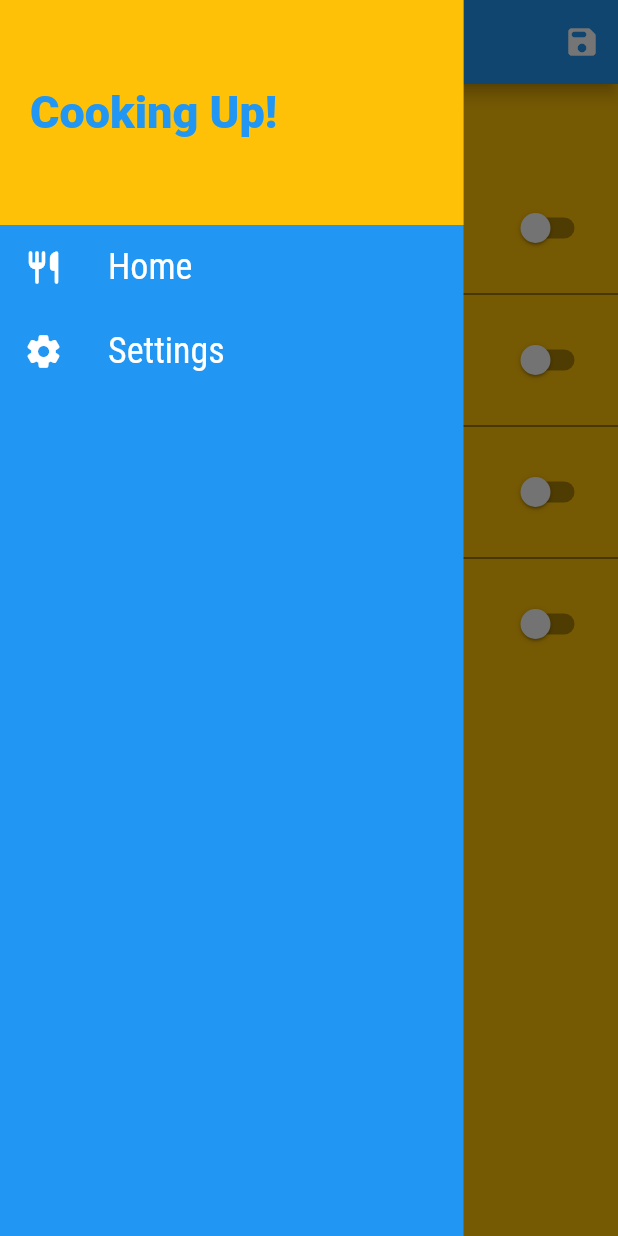
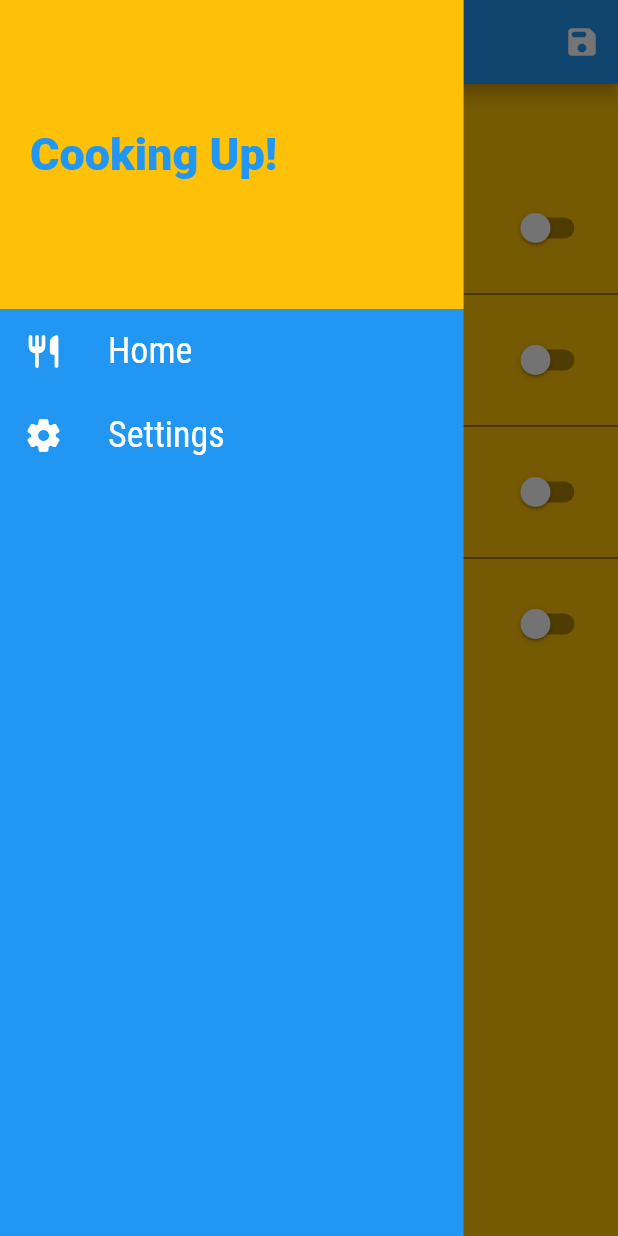
Before and after one commit to ahmadsultan39/Meals-App, a Flutter app: the SettingsScreen screen opened by its route, with the side drawer open, on a phone screen of 412 x 824 dp. Run offline on Flutter 3.47's test engine with Material 2 defaults, Android fonts, the phone set to English and light mode, and no system bars; network calls fail.

```diff
--- a/lib/screens/categories_screen.dart
+++ b/lib/screens/categories_screen.dart
@@ -4,11 +4,13 @@ import '../dummy_data.dart';
 import '../widgets/category_item.dart';
 
 class CategoriesScreen extends StatelessWidget {
+const CategoriesScreen();
+
   @override
   Widget build(BuildContext context) {
     return GridView(
       padding: const EdgeInsets.all(25),
-      gridDelegate: SliverGridDelegateWithMaxCrossAxisExtent(
+      gridDelegate:const SliverGridDelegateWithMaxCrossAxisExtent(
           maxCrossAxisExtent: 200,
           childAspectRatio: 3 / 2,
           mainAxisSpacing: 20,
--- a/lib/screens/drawer_screen.dart
+++ b/lib/screens/drawer_screen.dart
@@ -3,6 +3,8 @@ import 'package:flutter/material.dart';
 import './settings_screen.dart';
 
 class DrawerScreen extends StatelessWidget {
+const DrawerScreen();
+
   Widget _buildListTile(String title, IconData icon, Function tapHandler) =>
       ListTile(
         leading: Icon(
@@ -20,14 +22,15 @@ class DrawerScreen extends StatelessWidget {
 
   @override
   Widget build(BuildContext context) {
+    final mediaquery = MediaQuery.of(context);
     return Container(
-      width: MediaQuery.of(context).size.width * 0.75,
+      width: mediaquery.size.width * 0.75,
       color: Theme.of(context).primaryColor,
       child: Column(
         children: [
           Container(
-            padding: EdgeInsets.all(20),
-            height: 150,
+            padding:const EdgeInsets.all(20),
+            height: (mediaquery.size.height - mediaquery.padding.top) * 0.25 ,
             color: Theme.of(context).accentColor,
             alignment: Alignment.centerLeft,
             child: Text(
--- a/lib/screens/favourites_screen.dart
+++ b/lib/screens/favourites_screen.dart
@@ -9,7 +9,7 @@ class FavouritesScreen extends StatelessWidget {
   @override
   Widget build(BuildContext context) {
     if (fav.isEmpty)
-    return Center(
+    return const Center(
       child: Text('fav'),
     );
     else
--- a/lib/screens/settings_screen.dart
+++ b/lib/screens/settings_screen.dart
@@ -28,15 +28,24 @@ class _SettingsScreenState extends State<SettingsScreen> {
 
     super.initState();
   }
+  //   @override
+  // void didChangeDependencies() {
+  //   _glutenfree = widget.loadSettings['gluten'];
+  //   _lactosefree = widget.loadSettings['lactose'];
+  //   _vegetarian = widget.loadSettings['vegetarian'];
+  //   _vegan = widget.loadSettings['vegan'];
+
+  //   super.didChangeDependencies();
+  // }
 
   Widget _buildSwitch(
       String title, String subtitle, bool value, Function change) {
     return SwitchListTile.adaptive(
       activeColor: Theme.of(context).primaryColor,
-      value: value,
+      value: value == null ? false : value,
       onChanged: change,
-      title: Text(title),
-      subtitle: Text(subtitle),
+      title: Text(title == null ? 'Loading ..' : title),
+      subtitle: Text(subtitle == null ? 'Loading ..' : subtitle),
     );
   }
 
@@ -44,24 +53,24 @@ class _SettingsScreenState extends State<SettingsScreen> {
   Widget build(BuildContext context) {
     return Scaffold(
       appBar: AppBar(
-        title: Text('Settings'),
+        title: const Text('Settings'),
         actions: [
           IconButton(
-              icon: Icon(
+              icon: const Icon(
                 Icons.save_rounded,
               ),
               onPressed: () {
-              Map<String,bool> settings = {
-                    'gluten': _glutenfree,
-                    'lactos': _lactosefree,
-                    'vegan': _vegan,
-                    'vegetarian': _vegetarian,
-                  };
-              widget.saveSettings(settings);
+                Map<String, bool> settings = {
+                  'gluten': _glutenfree,
+                  'lactose': _lactosefree,
+                  'vegan': _vegan,
+                  'vegetarian': _vegetarian,
+                };
+                widget.saveSettings(settings);
               })
         ],
       ),
-      drawer: DrawerScreen(),
+      drawer: const DrawerScreen(),
       body: Container(
         color: Theme.of(context).accentColor,
         child: Column(
@@ -82,7 +91,7 @@ class _SettingsScreenState extends State<SettingsScreen> {
                 _glutenfree = value;
               });
             }),
-            Divider(
+            const Divider(
               thickness: 0.5,
               color: Colors.black,
             ),
@@ -92,7 +101,7 @@ class _SettingsScreenState extends State<SettingsScreen> {
                 _lactosefree = value;
               });
             }),
-            Divider(
+            const Divider(
               thickness: 0.5,
               color: Colors.black,
             ),
@@ -102,7 +111,7 @@ class _SettingsScreenState extends State<SettingsScreen> {
                 _vegetarian = value;
               });
             }),
-            Divider(
+            const Divider(
               thickness: 0.5,
               color: Colors.black,
             ),
```
Also changed, not shown: lib/main.dart (+5 -5 lines), lib/screens/category_meals.dart (+5 -5 lines), lib/screens/meal_details_screen.dart (+22 -11 lines), lib/screens/tab_bar_screen.dart (+5 -5 lines), lib/widgets/meal_item.dart (+18 -14 lines), 1 other file.
